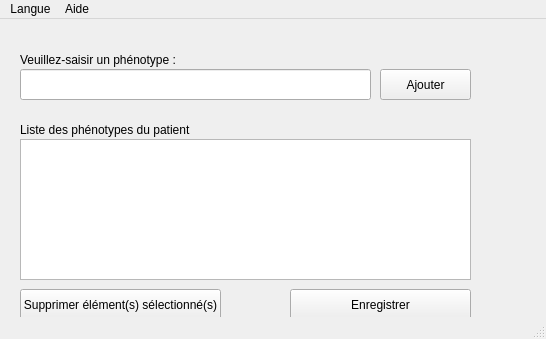
Onijuuichi/CHU-Biotech86, file fenetre_avec_menu.ui: the form before one commit.
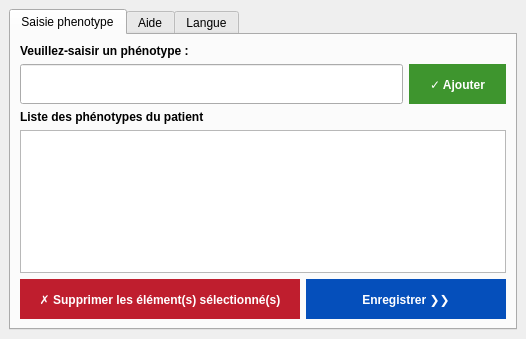
The form after the commit. The open tabs and pages were chosen to show the change.

Commit message: Changement : ajout de la traduction pour la fenetre mais pas contre il y a encore la traduction de la liste à faire. Ajout du fait qu'un élément ne peut pas être ajouté 2 fois

What changed in the file:
```diff
--- a/fenetre_avec_menu.ui
+++ b/fenetre_avec_menu.ui
@@ -6,7 +6,7 @@
    <rect>
     <x>0</x>
     <y>0</y>
-    <width>546</width>
+    <width>503</width>
     <height>339</height>
    </rect>
   </property>
@@ -14,141 +14,285 @@
    <string>MainWindow</string>
   </property>
   <widget class="QWidget" name="centralwidget">
-   <widget class="QPushButton" name="deleteButton">
-    <property name="geometry">
-     <rect>
-      <x>20</x>
-      <y>270</y>
-      <width>201</width>
-      <height>31</height>
-     </rect>
-    </property>
-    <property name="cursor">
-     <cursorShape>PointingHandCursor</cursorShape>
-    </property>
-    <property name="text">
-     <string>Supprimer élément(s) sélectionné(s)</string>
-    </property>
-    <property name="checkable">
-     <bool>false</bool>
-    </property>
-   </widget>
-   <widget class="QPushButton" name="exportButton">
-    <property name="geometry">
-     <rect>
-      <x>290</x>
-      <y>270</y>
-      <width>181</width>
-      <height>31</height>
-     </rect>
-    </property>
-    <property name="cursor">
-     <cursorShape>PointingHandCursor</cursorShape>
-    </property>
-    <property name="text">
-     <string>Enregistrer</string>
-    </property>
-    <property name="checkable">
-     <bool>false</bool>
-    </property>
-   </widget>
-   <widget class="QListWidget" name="listWidget_2">
-    <property name="geometry">
-     <rect>
-      <x>20</x>
-      <y>120</y>
-      <width>451</width>
-      <height>141</height>
-     </rect>
-    </property>
-    <property name="selectionMode">
-     <enum>QAbstractItemView::MultiSelection</enum>
-    </property>
-   </widget>
-   <widget class="QLabel" name="label_2">
-    <property name="geometry">
-     <rect>
-      <x>20</x>
-      <y>100</y>
-      <width>211</width>
-      <height>21</height>
-     </rect>
-    </property>
-    <property name="text">
-     <string>Liste des phénotypes du patient</string>
-    </property>
-   </widget>
-   <widget class="QLineEdit" name="lineEdit">
-    <property name="geometry">
-     <rect>
-      <x>20</x>
-      <y>50</y>
-      <width>351</width>
-      <height>31</height>
-     </rect>
-    </property>
-    <property name="baseSize">
-     <size>
-      <width>30</width>
-      <height>30</height>
-     </size>
-    </property>
-   </widget>
-   <widget class="QPushButton" name="addButton">
-    <property name="geometry">
-     <rect>
-      <x>380</x>
-      <y>50</y>
-      <width>91</width>
-      <height>31</height>
-     </rect>
-    </property>
-    <property name="cursor">
-     <cursorShape>PointingHandCursor</cursorShape>
-    </property>
-    <property name="text">
-     <string>Ajouter</string>
-    </property>
-   </widget>
-   <widget class="QLabel" name="label">
-    <property name="geometry">
-     <rect>
-      <x>20</x>
-      <y>30</y>
-      <width>211</width>
-      <height>21</height>
-     </rect>
-    </property>
-    <property name="text">
-     <string>Veuillez-saisir un phénotype :</string>
-    </property>
-   </widget>
+   <layout class="QGridLayout" name="gridLayout">
+    <item row="1" column="0">
+     <widget class="QTabWidget" name="tabWidget">
+      <property name="currentIndex">
+       <number>2</number>
+      </property>
+      <widget class="QWidget" name="tab_phenotype">
+       <attribute name="title">
+        <string>Saisie phenotype</string>
+       </attribute>
+       <layout class="QGridLayout" name="gridLayout_2">
+        <item row="0" column="0" colspan="2">
+         <widget class="QLabel" name="label_1">
+          <property name="font">
+           <font>
+            <weight>75</weight>
+            <bold>true</bold>
+           </font>
+          </property>
+          <property name="text">
+           <string>Veuillez-saisir un phénotype :</string>
+          </property>
+         </widget>
+        </item>
+        <item row="1" column="0" colspan="2">
+         <widget class="QLineEdit" name="lineEdit">
+          <property name="minimumSize">
+           <size>
+            <width>0</width>
+            <height>40</height>
+           </size>
+          </property>
+          <property name="baseSize">
+           <size>
+            <width>30</width>
+            <height>30</height>
+           </size>
+          </property>
+         </widget>
+        </item>
+        <item row="1" column="2">
+         <widget class="QPushButton" name="addButton">
+          <property name="minimumSize">
+           <size>
+            <width>0</width>
+            <height>40</height>
+           </size>
+          </property>
+          <property name="maximumSize">
+           <size>
+            <width>300</width>
+            <height>16777215</height>
+           </size>
+          </property>
+          <property name="font">
+           <font>
+            <weight>75</weight>
+            <bold>true</bold>
+           </font>
+          </property>
+          <property name="cursor">
+           <cursorShape>PointingHandCursor</cursorShape>
+          </property>
+          <property name="autoFillBackground">
+           <bool>false</bool>
+          </property>
+          <property name="styleSheet">
+           <string notr="true">QPushButton{
+	border-radius:25px;
+	background-color: rgb(62, 149, 46);
+	color: rgb(255, 255, 255);
+}
+
+QPushButton:hover{
+	background-color: rgb(58, 168, 59);
+}
+
+QPushButton:pressed{
+	background-color: rgb(98, 188, 59);
+}</string>
+          </property>
+          <property name="text">
+           <string>✓ Ajouter</string>
+          </property>
+          <property name="flat">
+           <bool>false</bool>
+          </property>
+         </widget>
+        </item>
+        <item row="2" column="0" colspan="3">
+         <widget class="QLabel" name="label_2">
+          <property name="font">
+           <font>
+            <weight>75</weight>
+            <bold>true</bold>
+           </font>
+          </property>
+          <property name="text">
+           <string>Liste des phénotypes du patient</string>
+          </property>
+         </widget>
+        </item>
+        <item row="3" column="0" colspan="3">
+         <widget class="QListWidget" name="listWidget">
+          <property name="selectionMode">
+           <enum>QAbstractItemView::MultiSelection</enum>
+          </property>
+         </widget>
+        </item>
+        <item row="4" column="0">
+         <widget class="QPushButton" name="deleteButton">
+          <property name="minimumSize">
+           <size>
+            <width>280</width>
+            <height>40</height>
+           </size>
+          </property>
+          <property name="font">
+           <font>
+            <weight>75</weight>
+            <bold>true</bold>
+           </font>
+          </property>
+          <property name="cursor">
+           <cursorShape>PointingHandCursor</cursorShape>
+          </property>
+          <property name="styleSheet">
+           <string notr="true">QPushButton{
+	border-radius:25px;
+	background-color: rgb(191, 30, 46);
+	color: rgb(255, 255, 255);
+}
+
+QPushButton:hover{	
+	background-color: rgb(238, 64, 53);
+}
+
+QPushButton:pressed{	
+	background-color: rgb(249, 100, 100);
+}</string>
+          </property>
+          <property name="text">
+           <string>✗ Supprimer les élément(s) sélectionné(s)</string>
+          </property>
+          <property name="checkable">
+           <bool>false</bool>
+          </property>
+         </widget>
+        </item>
+        <item row="4" column="1" colspan="2">
+         <widget class="QPushButton" name="exportButton">
+          <property name="minimumSize">
+           <size>
+            <width>200</width>
+            <height>40</height>
+           </size>
+          </property>
+          <property name="font">
+           <font>
+            <weight>75</weight>
+            <bold>true</bold>
+           </font>
+          </property>
+          <property name="cursor">
+           <cursorShape>PointingHandCursor</cursorShape>
+          </property>
+          <property name="styleSheet">
+           <string notr="true">QPushButton{
+	border-radius:25px;
+	background-color: rgb(5, 79, 187);
+	color: rgb(255, 255, 255);
+}
+
+QPushButton:hover{
+	background-color: rgb(28, 112, 219);
+}
+
+QPushButton:pressed{
+	background-color: rgb(121, 172, 247);
+}</string>
+          </property>
+          <property name="text">
+           <string>Enregistrer ❯❯</string>
+          </property>
+          <property name="checkable">
+           <bool>false</bool>
+          </property>
+         </widget>
+        </item>
+       </layout>
+      </widget>
+      <widget class="QWidget" name="tab_aide">
+       <attribute name="title">
+        <string>Aide</string>
+       </attribute>
+       <widget class="QLabel" name="label_aide">
+        <property name="geometry">
+         <rect>
+          <x>160</x>
+          <y>110</y>
+          <width>161</width>
+          <height>41</height>
+         </rect>
+        </property>
+        <property name="text">
+         <string>Texte pour l'aide</string>
+        </property>
+       </widget>
+      </widget>
+      <widget class="QWidget" name="tab_langue">
+       <attribute name="title">
+        <string>Langue</string>
+       </attribute>
+       <widget class="QLabel" name="label_langue">
+        <property name="geometry">
+         <rect>
+          <x>10</x>
+          <y>10</y>
+          <width>291</width>
+          <height>41</height>
+         </rect>
+        </property>
+        <property name="text">
+         <string>Veuillez saisir la langue pour l'application :</string>
+        </property>
+       </widget>
+       <widget class="QPushButton" name="francaisButton">
+        <property name="geometry">
+         <rect>
+          <x>110</x>
+          <y>50</y>
+          <width>211</width>
+          <height>30</height>
+         </rect>
+        </property>
+        <property name="minimumSize">
+         <size>
+          <width>0</width>
+          <height>30</height>
+         </size>
+        </property>
+        <property name="text">
+         <string>Français</string>
+        </property>
+       </widget>
+       <widget class="QPushButton" name="englishButton">
+        <property name="geometry">
+         <rect>
+          <x>110</x>
+          <y>80</y>
+          <width>211</width>
+          <height>30</height>
+         </rect>
+        </property>
+        <property name="minimumSize">
+         <size>
+          <width>0</width>
+          <height>30</height>
+         </size>
+        </property>
+        <property name="text">
+         <string>English</string>
+        </property>
+       </widget>
+      </widget>
+     </widget>
+    </item>
+   </layout>
   </widget>
   <widget class="QMenuBar" name="menubar">
    <property name="geometry">
     <rect>
      <x>0</x>
      <y>0</y>
-     <width>546</width>
+     <width>503</width>
      <height>18</height>
     </rect>
    </property>
-   <widget class="QMenu" name="menuLanguage">
-    <property name="title">
-     <string>Langue</string>
-    </property>
-    <addaction name="actionFran_ais"/>
-    <addaction name="actionEnglish"/>
-   </widget>
-   <widget class="QMenu" name="menuAide">
-    <property name="title">
-     <string>Aide</string>
-    </property>
-   </widget>
-   <addaction name="menuLanguage"/>
-   <addaction name="menuAide"/>
   </widget>
-  <widget class="QStatusBar" name="statusbar"/>
   <action name="actionFran_ais">
    <property name="text">
     <string>Français</string>
```
The commit also changes 3 other files.
